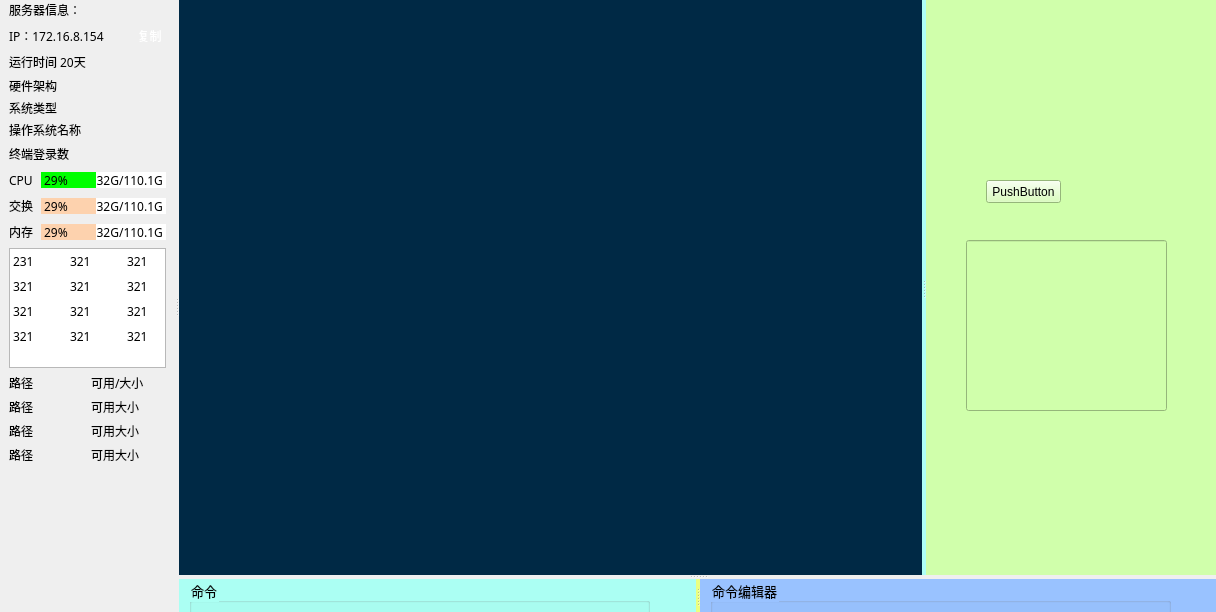
This is sshwidget.ui in HuaGouFdog/Fdog-Kit as Qt 5 draws it before an edit. The edited form follows.
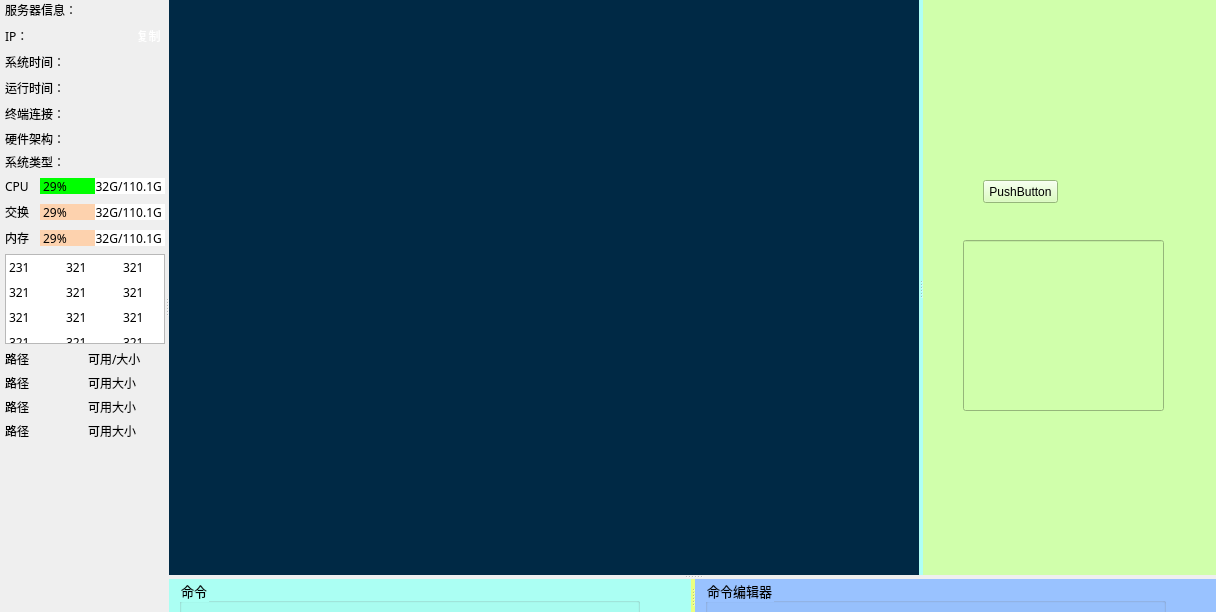
This is the edited form.

Diff of the .ui file:
```diff
--- a/sshwidget.ui
+++ b/sshwidget.ui
@@ -37,13 +37,13 @@
      <widget class="QWidget" name="widget" native="true">
       <property name="minimumSize">
        <size>
-        <width>175</width>
+        <width>165</width>
         <height>0</height>
        </size>
       </property>
       <property name="maximumSize">
        <size>
-        <width>175</width>
+        <width>165</width>
         <height>16777215</height>
        </size>
       </property>
@@ -59,9 +59,15 @@
       </property>
       <layout class="QVBoxLayout" name="verticalLayout_3">
        <property name="leftMargin">
-        <number>9</number>
+        <number>5</number>
+       </property>
+       <property name="topMargin">
+        <number>0</number>
        </property>
        <property name="rightMargin">
+        <number>0</number>
+       </property>
+       <property name="bottomMargin">
         <number>9</number>
        </property>
        <item>
@@ -151,7 +157,7 @@
              </font>
             </property>
             <property name="text">
-             <string>IP：172.16.8.154</string>
+             <string>IP：</string>
             </property>
            </widget>
           </item>
@@ -190,6 +196,53 @@
          </layout>
         </widget>
        </item>
+       <item>
+        <widget class="QWidget" name="widget_30" native="true">
+         <property name="minimumSize">
+          <size>
+           <width>0</width>
+           <height>20</height>
+          </size>
+         </property>
+         <property name="maximumSize">
+          <size>
+           <width>16777215</width>
+           <height>20</height>
+          </size>
+         </property>
+         <layout class="QHBoxLayout" name="horizontalLayout_20">
+          <property name="spacing">
+           <number>0</number>
+          </property>
+          <property name="leftMargin">
+           <number>0</number>
+          </property>
+          <property name="topMargin">
+           <number>0</number>
+          </property>
+          <property name="rightMargin">
+           <number>0</number>
+          </property>
+          <property name="bottomMargin">
+           <number>0</number>
+          </property>
+          <item>
+           <widget class="QLabel" name="label_time">
+            <property name="font">
+             <font>
+              <family>OPPOSans B</family>
+              <pointsize>9</pointsize>
+              <stylestrategy>PreferAntialias</stylestrategy>
+             </font>
+            </property>
+            <property name="text">
+             <string>系统时间：</string>
+            </property>
+           </widget>
+          </item>
+         </layout>
+        </widget>
+       </item>
        <item>
         <widget class="QWidget" name="widget_run_info" native="true">
          <property name="minimumSize">
@@ -236,79 +289,7 @@
              </font>
             </property>
             <property name="text">
-             <string>运行时间 20天</string>
-            </property>
-           </widget>
-          </item>
-         </layout>
-        </widget>
-       </item>
-       <item>
-        <widget class="QWidget" name="verticalWidget" native="true">
-         <property name="minimumSize">
-          <size>
-           <width>0</width>
-           <height>60</height>
-          </size>
-         </property>
-         <property name="maximumSize">
-          <size>
-           <width>16777215</width>
-           <height>60</height>
-          </size>
-         </property>
-         <layout class="QVBoxLayout" name="verticalLayout">
-          <property name="leftMargin">
-           <number>0</number>
-          </property>
-          <property name="topMargin">
-           <number>0</number>
-          </property>
-          <property name="rightMargin">
-           <number>0</number>
-          </property>
-          <property name="bottomMargin">
-           <number>0</number>
-          </property>
-          <item>
-           <widget class="QLabel" name="label_11">
-            <property name="font">
-             <font>
-              <family>OPPOSans B</family>
-              <pointsize>9</pointsize>
-              <stylestrategy>PreferAntialias</stylestrategy>
-             </font>
-            </property>
-            <property name="text">
-             <string>硬件架构</string>
-            </property>
-           </widget>
-          </item>
-          <item>
-           <widget class="QLabel" name="label_8">
-            <property name="font">
-             <font>
-              <family>OPPOSans B</family>
-              <pointsize>9</pointsize>
-              <stylestrategy>PreferAntialias</stylestrategy>
-             </font>
-            </property>
-            <property name="text">
-             <string>系统类型</string>
-            </property>
-           </widget>
-          </item>
-          <item>
-           <widget class="QLabel" name="label_10">
-            <property name="font">
-             <font>
-              <family>OPPOSans B</family>
-              <pointsize>9</pointsize>
-              <stylestrategy>PreferAntialias</stylestrategy>
-             </font>
-            </property>
-            <property name="text">
-             <string>操作系统名称</string>
+             <string>运行时间：</string>
             </property>
            </widget>
           </item>
@@ -355,7 +336,65 @@
              </font>
             </property>
             <property name="text">
-             <string>终端登录数</string>
+             <string>终端连接：</string>
+            </property>
+           </widget>
+          </item>
+         </layout>
+        </widget>
+       </item>
+       <item>
+        <widget class="QWidget" name="verticalWidget" native="true">
+         <property name="minimumSize">
+          <size>
+           <width>0</width>
+           <height>40</height>
+          </size>
+         </property>
+         <property name="maximumSize">
+          <size>
+           <width>16777215</width>
+           <height>40</height>
+          </size>
+         </property>
+         <layout class="QVBoxLayout" name="verticalLayout">
+          <property name="leftMargin">
+           <number>0</number>
+          </property>
+          <property name="topMargin">
+           <number>0</number>
+          </property>
+          <property name="rightMargin">
+           <number>0</number>
+          </property>
+          <property name="bottomMargin">
+           <number>0</number>
+          </property>
+          <item>
+           <widget class="QLabel" name="label_architecture">
+            <property name="font">
+             <font>
+              <family>OPPOSans B</family>
+              <pointsize>9</pointsize>
+              <stylestrategy>PreferAntialias</stylestrategy>
+             </font>
+            </property>
+            <property name="text">
+             <string>硬件架构：</string>
+            </property>
+           </widget>
+          </item>
+          <item>
+           <widget class="QLabel" name="label_systemType">
+            <property name="font">
+             <font>
+              <family>OPPOSans B</family>
+              <pointsize>9</pointsize>
+              <stylestrategy>PreferAntialias</stylestrategy>
+             </font>
+            </property>
+            <property name="text">
+             <string>系统类型：</string>
             </property>
            </widget>
           </item>
@@ -908,13 +947,13 @@
          <property name="minimumSize">
           <size>
            <width>0</width>
-           <height>120</height>
+           <height>90</height>
           </size>
          </property>
          <property name="maximumSize">
           <size>
            <width>16777215</width>
-           <height>120</height>
+           <height>90</height>
           </size>
          </property>
          <layout class="QVBoxLayout" name="verticalLayout_2">
@@ -1341,7 +1380,7 @@
 &lt;html&gt;&lt;head&gt;&lt;meta name=&quot;qrichtext&quot; content=&quot;1&quot; /&gt;&lt;style type=&quot;text/css&quot;&gt;
 p, li { white-space: pre-wrap; }
 &lt;/style&gt;&lt;/head&gt;&lt;body style=&quot; font-family:'Cascadia Mono,OPPOSans B'; font-size:12pt; font-weight:400; font-style:normal;&quot;&gt;
-&lt;p style=&quot;-qt-paragraph-type:empty; margin-top:0px; margin-bottom:0px; margin-left:0px; margin-right:0px; -qt-block-indent:0; text-indent:0px; font-family:'Cascadia Mono,OPPOSans R';&quot;&gt;&lt;br /&gt;&lt;/p&gt;&lt;/body&gt;&lt;/html&gt;</string>
+&lt;p style=&quot;-qt-paragraph-type:empty; margin-top:0px; margin-bottom:0px; margin-left:0px; margin-right:0px; -qt-block-indent:0; text-indent:0px;&quot;&gt;&lt;br /&gt;&lt;/p&gt;&lt;/body&gt;&lt;/html&gt;</string>
                  </property>
                  <property name="textInteractionFlags">
                   <set>Qt::LinksAccessibleByKeyboard|Qt::LinksAccessibleByMouse|Qt::TextBrowserInteraction|Qt::TextEditable|Qt::TextEditorInteraction|Qt::TextSelectableByKeyboard|Qt::TextSelectableByMouse</set>
```
Left out of the diff: 8 changed lines with no effect on the pictures.
